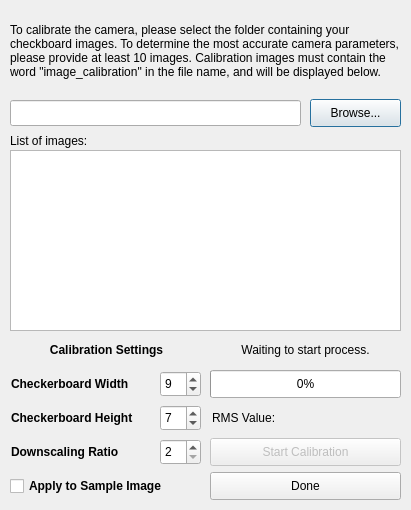
Old version of the form gui/dialogCameraCalibration.ui in the repository Spinarakk/defectmonitor.
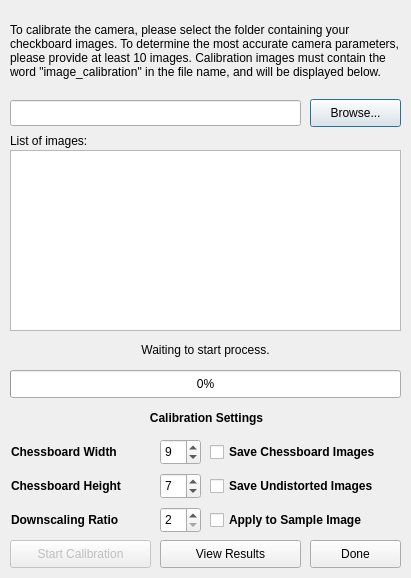
New version of the form. Icons and pictures are not drawn.

Commit message: - Modified all the string image name structures - Separated calibration results to its own window that pops up after calibration is done - Continued implementing the camera calibration code into the main program - Included checkboxes for saving chessboard and undistorted images - Saved the calibration parameters in a different way that is more readable - Added some QOL features

```diff
--- a/gui/dialogCameraCalibration.ui
+++ b/gui/dialogCameraCalibration.ui
@@ -7,19 +7,19 @@
     <x>0</x>
     <y>0</y>
     <width>411</width>
-    <height>510</height>
+    <height>578</height>
    </rect>
   </property>
   <property name="minimumSize">
    <size>
     <width>411</width>
-    <height>510</height>
+    <height>578</height>
    </size>
   </property>
   <property name="maximumSize">
    <size>
     <width>411</width>
-    <height>510</height>
+    <height>578</height>
    </size>
   </property>
   <property name="windowTitle">
@@ -70,9 +70,9 @@
    </property>
    <property name="geometry">
     <rect>
-     <x>210</x>
-     <y>438</y>
-     <width>191</width>
+     <x>10</x>
+     <y>540</y>
+     <width>141</width>
      <height>28</height>
     </rect>
    </property>
@@ -83,9 +83,9 @@
   <widget class="QPushButton" name="buttonDone">
    <property name="geometry">
     <rect>
-     <x>210</x>
-     <y>472</y>
-     <width>191</width>
+     <x>310</x>
+     <y>540</y>
+     <width>91</width>
      <height>28</height>
     </rect>
    </property>
@@ -96,9 +96,9 @@
   <widget class="QProgressBar" name="progressBar">
    <property name="geometry">
     <rect>
-     <x>210</x>
+     <x>10</x>
      <y>370</y>
-     <width>191</width>
+     <width>391</width>
      <height>28</height>
     </rect>
    </property>
@@ -115,9 +115,9 @@
   <widget class="QLabel" name="labelStatus">
    <property name="geometry">
     <rect>
-     <x>210</x>
+     <x>10</x>
      <y>336</y>
-     <width>191</width>
+     <width>391</width>
      <height>28</height>
     </rect>
    </property>
@@ -160,8 +160,8 @@
    <property name="geometry">
     <rect>
      <x>11</x>
-     <y>336</y>
-     <width>191</width>
+     <y>404</y>
+     <width>391</width>
      <height>28</height>
     </rect>
    </property>
@@ -182,7 +182,7 @@
    <property name="geometry">
     <rect>
      <x>11</x>
-     <y>370</y>
+     <y>438</y>
      <width>141</width>
      <height>28</height>
     </rect>
@@ -197,14 +197,14 @@
     <string>Sets the number of square corners the width of the checkerboard has.</string>
    </property>
    <property name="text">
-    <string>Checkerboard Width</string>
+    <string>Chessboard Width</string>
    </property>
   </widget>
   <widget class="QLabel" name="label3">
    <property name="geometry">
     <rect>
      <x>11</x>
-     <y>404</y>
+     <y>472</y>
      <width>141</width>
      <height>28</height>
     </rect>
@@ -219,14 +219,14 @@
     <string>Sets the number of square corners the height of the checkerboard has.</string>
    </property>
    <property name="text">
-    <string>Checkerboard Height</string>
+    <string>Chessboard Height</string>
    </property>
   </widget>
   <widget class="QLabel" name="label4">
    <property name="geometry">
     <rect>
      <x>11</x>
-     <y>438</y>
+     <y>506</y>
      <width>141</width>
      <height>28</height>
     </rect>
@@ -248,7 +248,7 @@
    <property name="geometry">
     <rect>
      <x>160</x>
-     <y>371</y>
+     <y>439</y>
      <width>41</width>
      <height>26</height>
     </rect>
@@ -260,7 +260,7 @@
     <number>1</number>
    </property>
    <property name="maximum">
-    <number>12</number>
+    <number>20</number>
    </property>
    <property name="value">
     <number>9</number>
@@ -270,7 +270,7 @@
    <property name="geometry">
     <rect>
      <x>160</x>
-     <y>405</y>
+     <y>473</y>
      <width>41</width>
      <height>26</height>
     </rect>
@@ -282,7 +282,7 @@
     <number>1</number>
    </property>
    <property name="maximum">
-    <number>12</number>
+    <number>20</number>
    </property>
    <property name="value">
     <number>7</number>
@@ -292,7 +292,7 @@
    <property name="geometry">
     <rect>
      <x>160</x>
-     <y>439</y>
+     <y>507</y>
      <width>41</width>
      <height>26</height>
     </rect>
@@ -323,11 +323,33 @@
     <bool>true</bool>
    </property>
   </widget>
+  <widget class="QCheckBox" name="checkSaveC">
+   <property name="geometry">
+    <rect>
+     <x>210</x>
+     <y>438</y>
+     <width>191</width>
+     <height>28</height>
+    </rect>
+   </property>
+   <property name="font">
+    <font>
+     <weight>75</weight>
+     <bold>true</bold>
+    </font>
+   </property>
+   <property name="toolTip">
+    <string>Check to save drawn chessboard corner calibration images to the corners folder.</string>
+   </property>
+   <property name="text">
+    <string>Save Chessboard Images</string>
+   </property>
+  </widget>
   <widget class="QCheckBox" name="checkApply">
    <property name="geometry">
     <rect>
-     <x>10</x>
-     <y>472</y>
+     <x>210</x>
+     <y>506</y>
      <width>191</width>
      <height>28</height>
     </rect>
@@ -342,20 +364,39 @@
     <string>Apply to Sample Image</string>
    </property>
   </widget>
-  <widget class="QLabel" name="labelRMS">
+  <widget class="QCheckBox" name="checkSaveU">
    <property name="geometry">
     <rect>
-     <x>212</x>
-     <y>404</y>
+     <x>210</x>
+     <y>472</y>
      <width>191</width>
      <height>28</height>
     </rect>
    </property>
+   <property name="font">
+    <font>
+     <weight>75</weight>
+     <bold>true</bold>
+    </font>
+   </property>
+   <property name="toolTip">
+    <string>Check to save undistorted calibration images to the undistorted folder.</string>
+   </property>
    <property name="text">
-    <string>RMS Value:</string>
+    <string>Save Undistorted Images</string>
    </property>
-   <property name="alignment">
-    <set>Qt::AlignLeading|Qt::AlignLeft|Qt::AlignVCenter</set>
+  </widget>
+  <widget class="QPushButton" name="buttonResults">
+   <property name="geometry">
+    <rect>
+     <x>160</x>
+     <y>540</y>
+     <width>141</width>
+     <height>28</height>
+    </rect>
+   </property>
+   <property name="text">
+    <string>View Results</string>
    </property>
   </widget>
  </widget>
```
Left out of the diff: 13 changed lines with no effect on the pictures. The commit also changes 10 other files.
